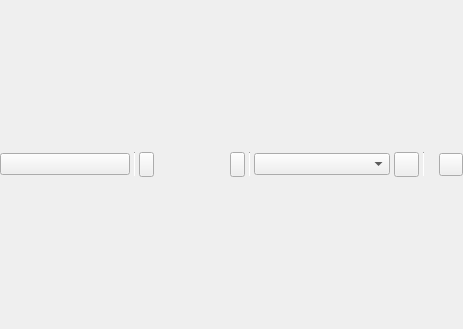
Above: library/talipot-gui/designer/WorkspacePanel.ui from anlambert/tulip before the change. Below: the same form after it.
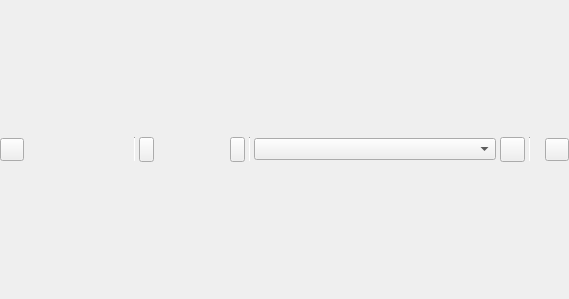
That is the form after the change. Icons and pictures are not drawn. Custom widgets are drawn as their Qt base class.

Commit message:
talipot-gui/WorkspacePanel: Improve current interactor button
Ensure left alignment of button content.

Elide button text according to button size but also when resizing the panel
containing it.

Patch:
```diff
--- a/library/talipot-gui/designer/WorkspacePanel.ui
+++ b/library/talipot-gui/designer/WorkspacePanel.ui
@@ -6,8 +6,8 @@
    <rect>
     <x>0</x>
     <y>0</y>
-    <width>463</width>
-    <height>329</height>
+    <width>569</width>
+    <height>299</height>
    </rect>
   </property>
   <property name="sizePolicy">
@@ -78,34 +78,68 @@
        <number>0</number>
       </property>
       <item>
-       <widget class="QToolButton" name="currentInteractorButton">
+       <widget class="QWidget" name="currentInteractorWidget" native="true">
         <property name="minimumSize">
          <size>
-          <width>130</width>
-          <height>22</height>
+          <width>0</width>
+          <height>25</height>
          </size>
         </property>
         <property name="maximumSize">
          <size>
           <width>130</width>
-          <height>22</height>
+          <height>25</height>
          </size>
         </property>
-        <property name="cursor">
-         <cursorShape>PointingHandCursor</cursorShape>
-        </property>
-        <property name="toolTip">
-         <string>Active tool&lt;br/&gt;&lt;i&gt;click to show/hide its configuration panel.&lt;/i&gt;</string>
-        </property>
-        <property name="text">
-         <string/>
-        </property>
-        <property name="checkable">
-         <bool>true</bool>
-        </property>
-        <property name="toolButtonStyle">
-         <enum>Qt::ToolButtonTextBesideIcon</enum>
-        </property>
+        <layout class="QHBoxLayout" name="horizontalLayout_2">
+         <property name="spacing">
+          <number>0</number>
+         </property>
+         <property name="leftMargin">
+          <number>0</number>
+         </property>
+         <property name="topMargin">
+          <number>0</number>
+         </property>
+         <property name="rightMargin">
+          <number>0</number>
+         </property>
+         <property name="bottomMargin">
+          <number>0</number>
+         </property>
+         <item>
+          <widget class="QToolButton" name="currentInteractorButton">
+           <property name="cursor">
+            <cursorShape>PointingHandCursor</cursorShape>
+           </property>
+           <property name="toolTip">
+            <string>Active tool&lt;br/&gt;&lt;i&gt;click to show/hide its configuration panel.&lt;/i&gt;</string>
+           </property>
+           <property name="text">
+            <string/>
+           </property>
+           <property name="checkable">
+            <bool>true</bool>
+           </property>
+           <property name="toolButtonStyle">
+            <enum>Qt::ToolButtonTextBesideIcon</enum>
+           </property>
+          </widget>
+         </item>
+         <item>
+          <spacer name="horizontalSpacer">
+           <property name="orientation">
+            <enum>Qt::Horizontal</enum>
+           </property>
+           <property name="sizeHint" stdset="0">
+            <size>
+             <width>95</width>
+             <height>20</height>
+            </size>
+           </property>
+          </spacer>
+         </item>
+        </layout>
        </widget>
       </item>
       <item>
```
The commit also changes 2 other files.
